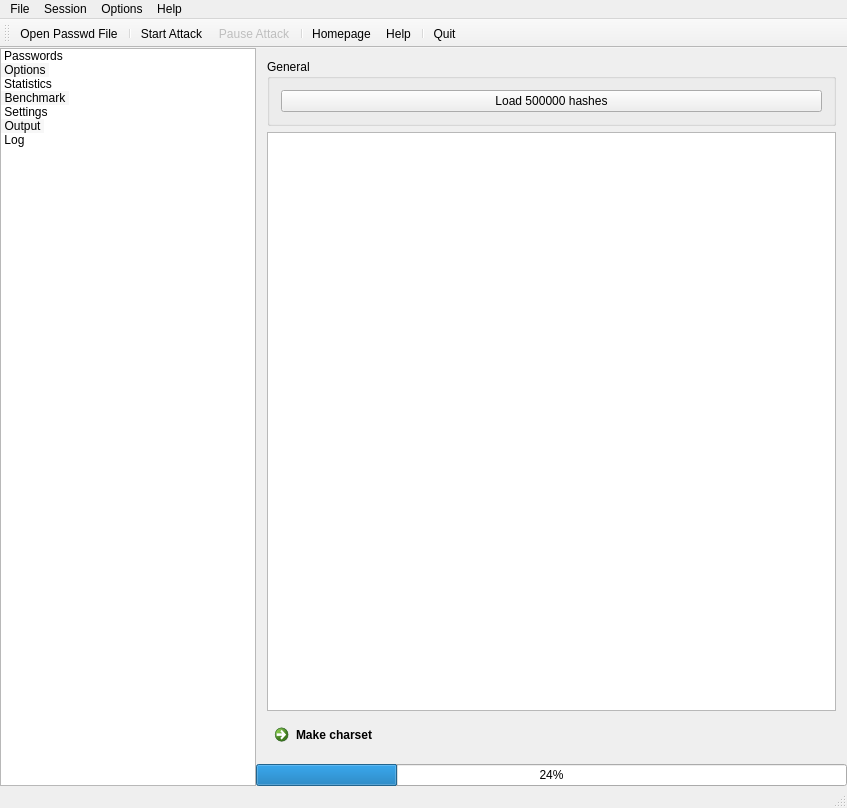
The window that mainwindow.ui (openwall/johnny) describes before a commit, drawn with Qt 5.
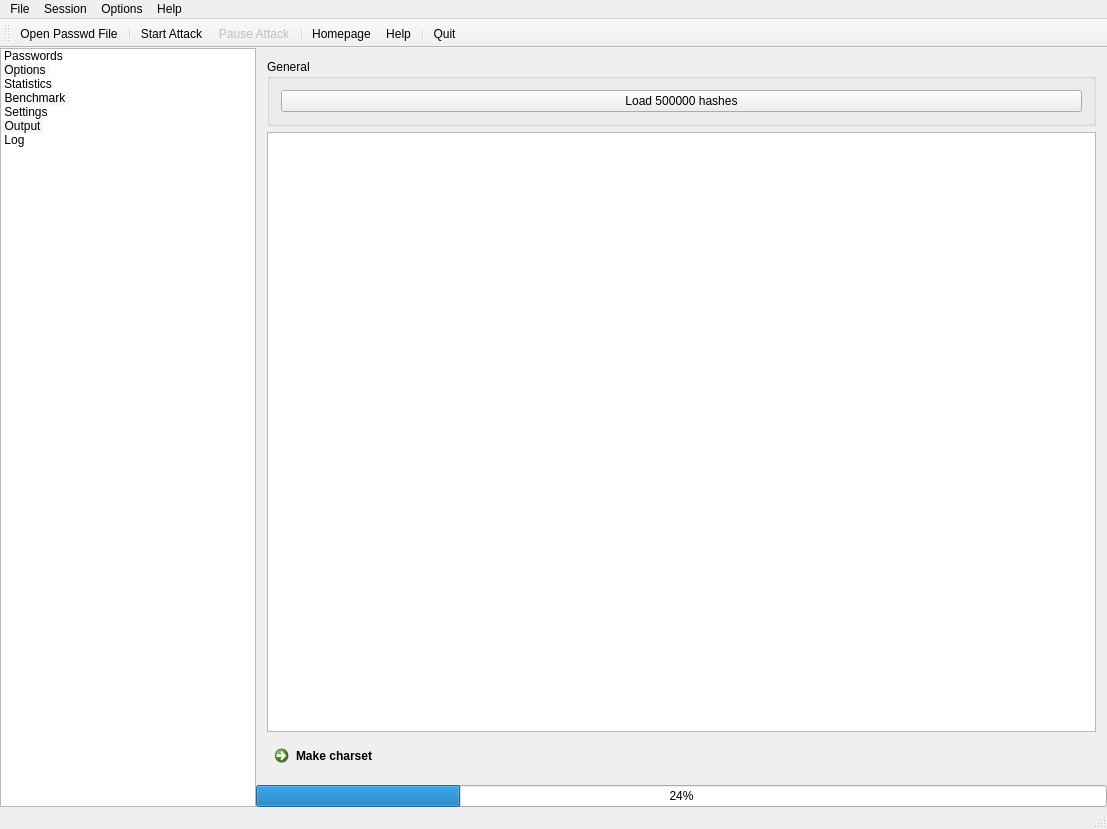
The same window after the commit. The open tabs and pages were chosen to show the change. Icons and pictures are not drawn.

Commit message: Formats and subformats list are added, documented in devnotes.txt

```diff
--- a/mainwindow.ui
+++ b/mainwindow.ui
@@ -6,8 +6,8 @@
    <rect>
     <x>0</x>
     <y>0</y>
-    <width>847</width>
-    <height>808</height>
+    <width>1107</width>
+    <height>829</height>
    </rect>
   </property>
   <property name="sizePolicy">
@@ -640,7 +640,7 @@
     <rect>
      <x>0</x>
      <y>0</y>
-     <width>847</width>
+     <width>1107</width>
      <height>25</height>
     </rect>
    </property>
```
Left out of the diff: 517 changed lines with no effect on the pictures. The commit also changes 1 other file.
